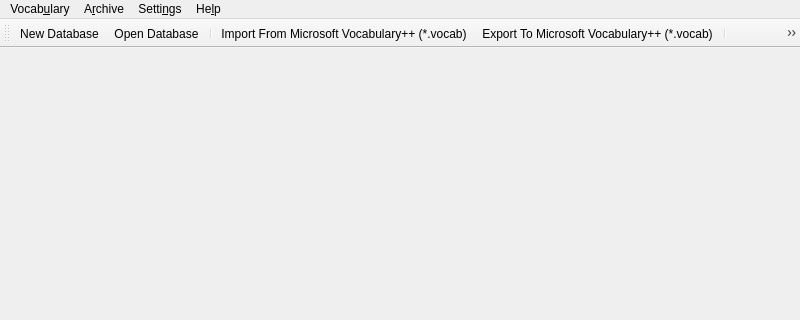
Above: Forms/MainWindow.ui from iatanasov77/qvocabulary before the change; both pictures show x 0 to 800 and y 0 to 320 of the 800 by 600 pixel window. Below: the same form after it.
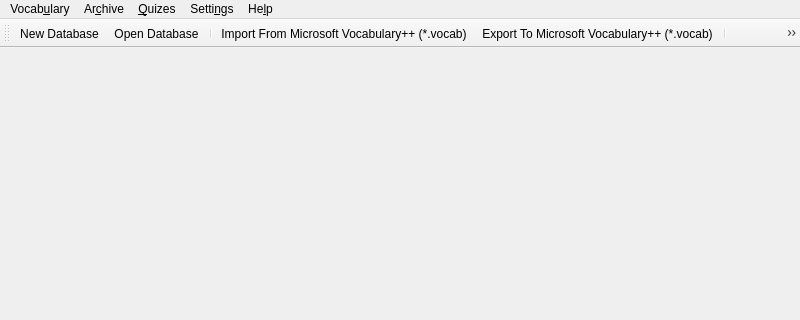
That is the form after the change.

Commit message: Update Translations. Add Retranslation of Menu Languages.

The edit to the form file:
```diff
--- a/Forms/MainWindow.ui
+++ b/Forms/MainWindow.ui
@@ -106,6 +106,14 @@
     <addaction name="actionAbout"/>
     <addaction name="actionAboutQt"/>
    </widget>
+   <widget class="QMenu" name="menuQuiz">
+    <property name="title">
+     <string>&amp;Quizes</string>
+    </property>
+    <addaction name="actionSimpleExam"/>
+    <addaction name="separator"/>
+    <addaction name="actionCompletedExams"/>
+   </widget>
    <widget class="QMenu" name="menuSettings">
     <property name="title">
      <string>Setti&amp;ngs</string>
@@ -121,7 +129,7 @@
    </widget>
    <widget class="QMenu" name="menuArchive">
     <property name="title">
-     <string>A&amp;rchive</string>
+     <string>Ar&amp;chive</string>
     </property>
     <addaction name="actionShow_Archive"/>
     <addaction name="actionAdd_to_Archive"/>
@@ -129,6 +137,7 @@
    </widget>
    <addaction name="menuDatabase"/>
    <addaction name="menuArchive"/>
+   <addaction name="menuQuiz"/>
    <addaction name="menuSettings"/>
    <addaction name="menuHelp"/>
   </widget>
```
Left out of the diff: 2 changed lines with no effect on the pictures. The commit also changes 3 other files.
